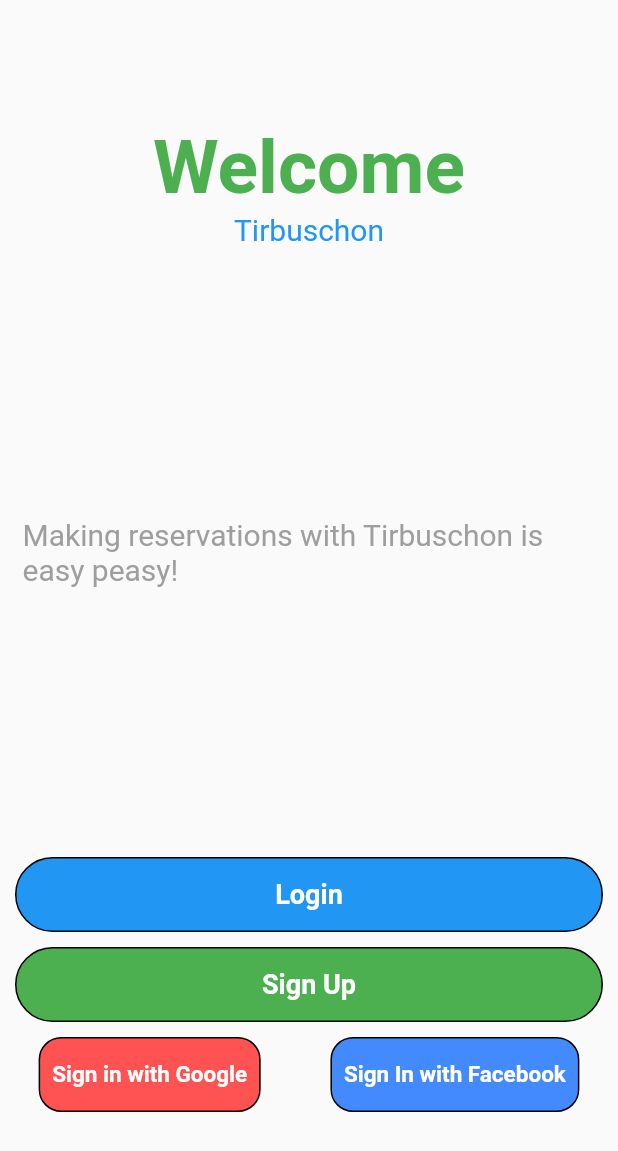
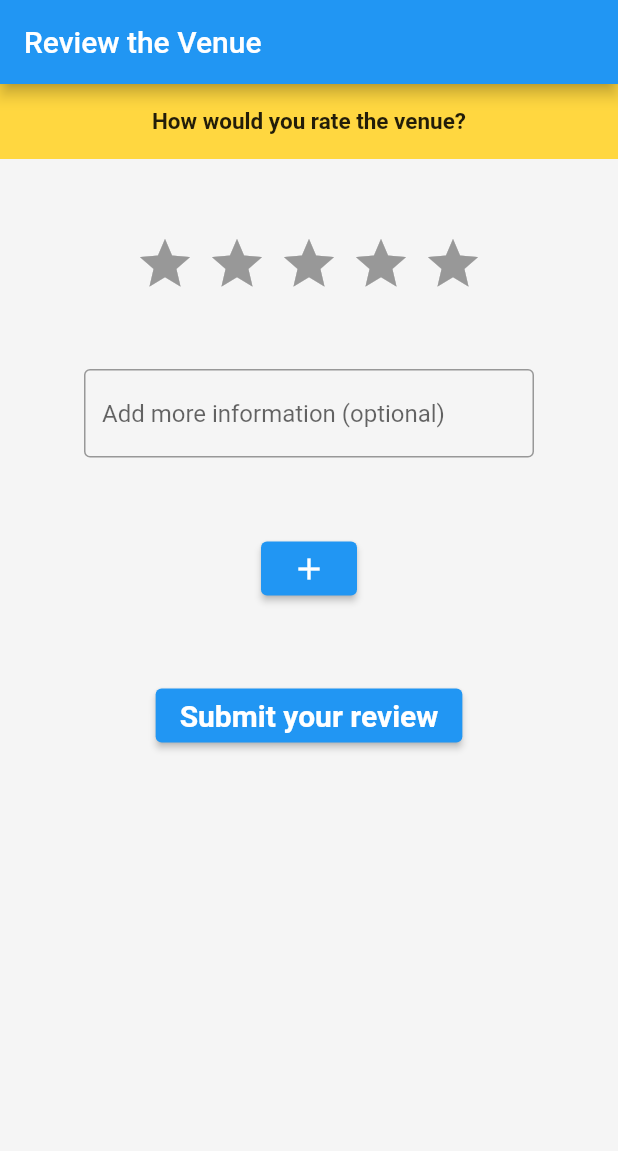
Before and after one commit to selincetiner/Tirbuschon, a Flutter app: the screen it shows after launch, on a phone screen of 412 x 824 dp. Shown: the top 1151 px of the screen. Run offline on Flutter 3.47's test engine with Material 2 defaults, Android fonts, the phone set to English and light mode, and no system bars; drawn by our look-alikes of flutter_rating_bar; missing offline and left inert: dart:ffi.

Commit message:
review parts added

```diff
--- /dev/null
+++ b/lib/Review/reviewVenuePage.dart
@@ -0,0 +1,144 @@
+import 'dart:ffi';
+
+import 'package:flutter/material.dart';
+import 'package:flutter_rating_bar/flutter_rating_bar.dart';
+import 'package:tirbuschon_feng497/Review/reviewPersonnel.dart';
+
+class ReviewVenuePage extends StatefulWidget {
+  const ReviewVenuePage({Key? key}) : super(key: key);
+
+  @override
+  _ReviewVenuePageState createState() => _ReviewVenuePageState();
+}
+
+class _ReviewVenuePageState extends State<ReviewVenuePage> {
+  final links = [
+    'https://cwdaust.com.au/wpress/wp-content/uploads/2015/04/placeholder-restaurant-300x300.png',
+    'https://thumbs.dreamstime.com/z/restaurant-placeholder-vector-icon-symbol-location-isolated-white-background-eps-restaurant-placeholder-vector-icon-symbol-159301081.jpg',
+    'https://cwdaust.com.au/wpress/wp-content/uploads/2015/04/placeholder-restaurant-300x300.png',
+    'https://thumbs.dreamstime.com/z/restaurant-placeholder-vector-icon-symbol-location-isolated-white-background-eps-restaurant-placeholder-vector-icon-symbol-159301081.jpg',
+    'https://cwdaust.com.au/wpress/wp-content/uploads/2015/04/placeholder-restaurant-300x300.png',
+    'https://cwdaust.com.au/wpress/wp-content/uploads/2015/04/placeholder-restaurant-300x300.png',
+    'https://thumbs.dreamstime.com/z/restaurant-placeholder-vector-icon-symbol-location-isolated-white-background-eps-restaurant-placeholder-vector-icon-symbol-159301081.jpg',
+    'https://cwdaust.com.au/wpress/wp-content/uploads/2015/04/placeholder-restaurant-300x300.png',
+    'https://cwdaust.com.au/wpress/wp-content/uploads/2015/04/placeholder-restaurant-300x300.png',
+    'https://thumbs.dreamstime.com/z/restaurant-placeholder-vector-icon-symbol-location-isolated-white-background-eps-restaurant-placeholder-vector-icon-symbol-159301081.jpg',
+    'https://cwdaust.com.au/wpress/wp-content/uploads/2015/04/placeholder-restaurant-300x300.png',
+    'https://cwdaust.com.au/wpress/wp-content/uploads/2015/04/placeholder-restaurant-300x300.png',
+    'https://thumbs.dreamstime.com/z/restaurant-placeholder-vector-icon-symbol-location-isolated-white-background-eps-restaurant-placeholder-vector-icon-symbol-159301081.jpg',
+  ];
+
+  bool photoSelected = false;
+  TextEditingController descriptionController = TextEditingController();
+
+  @override
+  Widget build(BuildContext context) {
+    return Scaffold(
+        appBar: AppBar(
+          title: const Text("Review the Venue"),
+        ),
+        backgroundColor: Colors.grey[100],
+        body: Center(
+          child: Column(
+            children: [
+              Container(
+                  height: 50,
+                  color: Colors.amberAccent,
+                  child: const Align(
+                    alignment: Alignment.center,
+                    child: Text(
+                      "How would you rate the venue?",
+                      style:
+                          TextStyle(fontWeight: FontWeight.bold, fontSize: 15),
+                    ),
+                  )),
+              const SizedBox(height: 50),
+              RatingBar.builder(
+                initialRating: 0,
+                minRating: 0,
+                direction: Axis.horizontal,
+                allowHalfRating: true,
+                itemCount: 5,
+                itemPadding: const EdgeInsets.symmetric(horizontal: 4.0),
+                itemBuilder: (context, _) => const Icon(
+                  Icons.star,
+                  color: Colors.amber,
+                ),
+                onRatingUpdate: (rating) {
+                  print(rating);
+                },
+              ),
+              const SizedBox(height: 50),
+              SizedBox(
+                width: 300,
+                child: TextFormField(
+                  controller: descriptionController,
+                  decoration: const InputDecoration(
+                    border: OutlineInputBorder(),
+                    hintText: "Add more information (optional)",
+                  ),
+                ),
+              ),
+              const SizedBox(height: 50),
+              (!photoSelected
+                  ? (ElevatedButton(
+                      onPressed: () {
+                        setState(() {
+                          photoSelected = true;
+                        });
+                      },
+                      child: const Icon(Icons.add)))
+                  : Expanded(child: _addPhotos())),
+              const SizedBox(height: 50),
+              ElevatedButton(
+                child: const Text(
+                  "Submit your review",
+                  style: TextStyle(fontSize: 20, fontWeight: FontWeight.bold),
+                ),
+                onPressed: () {
+                  Navigator.push(
+                    context,
+                    MaterialPageRoute(
+                      builder: (context) => const ReviewPersonnelPage(),
+                    ),
+                  );
+                },
+              ),
+              const SizedBox(height: 20),
+            ],
+          ),
+        ));
+  }
+
+  Widget _addPhotos() {
+    final photoLinks = [
+      'https://cwdaust.com.au/wpress/wp-content/uploads/2015/04/placeholder-restaurant-300x300.png',
+      'https://thumbs.dreamstime.com/z/restaurant-placeholder-vector-icon-symbol-location-isolated-white-background-eps-restaurant-placeholder-vector-icon-symbol-159301081.jpg',
+      'https://cwdaust.com.au/wpress/wp-content/uploads/2015/04/placeholder-restaurant-300x300.png',
+      'https://thumbs.dreamstime.com/z/restaurant-placeholder-vector-icon-symbol-location-isolated-white-background-eps-restaurant-placeholder-vector-icon-symbol-159301081.jpg',
+      'https://cwdaust.com.au/wpress/wp-content/uploads/2015/04/placeholder-restaurant-300x300.png',
+      'https://cwdaust.com.au/wpress/wp-content/uploads/2015/04/placeholder-restaurant-300x300.png',
+      'https://thumbs.dreamstime.com/z/restaurant-placeholder-vector-icon-symbol-location-isolated-white-background-eps-restaurant-placeholder-vector-icon-symbol-159301081.jpg',
+      'https://cwdaust.com.au/wpress/wp-content/uploads/2015/04/placeholder-restaurant-300x300.png',
+      'https://cwdaust.com.au/wpress/wp-content/uploads/2015/04/placeholder-restaurant-300x300.png',
+      'https://thumbs.dreamstime.com/z/restaurant-placeholder-vector-icon-symbol-location-isolated-white-background-eps-restaurant-placeholder-vector-icon-symbol-159301081.jpg',
+      'https://cwdaust.com.au/wpress/wp-content/uploads/2015/04/placeholder-restaurant-300x300.png',
+      'https://cwdaust.com.au/wpress/wp-content/uploads/2015/04/placeholder-restaurant-300x300.png',
+      'https://thumbs.dreamstime.com/z/restaurant-placeholder-vector-icon-symbol-location-isolated-white-background-eps-restaurant-placeholder-vector-icon-symbol-159301081.jpg',
+    ];
+
+    return GridView.builder(
+      padding: const EdgeInsets.all(10),
+      shrinkWrap: true,
+      gridDelegate: const SliverGridDelegateWithFixedCrossAxisCount(
+        crossAxisCount: 4,
+        crossAxisSpacing: 5.0,
+        mainAxisSpacing: 5.0,
+      ),
+      itemCount: photoLinks.length,
+      itemBuilder: (context, index) {
+        return Image.network(photoLinks[index]);
+      },
+    );
+  }
+}
--- a/lib/main.dart
+++ b/lib/main.dart
@@ -1,5 +1,7 @@
 import 'package:flutter/material.dart';
 import 'package:tirbuschon_feng497/welcomePage.dart';
+import 'package:tirbuschon_feng497/Review/reviewVenuePage.dart';
+import 'package:tirbuschon_feng497/Review/reviewPersonnel.dart';
 
 void main() {
   runApp(const MyApp());
@@ -16,7 +18,7 @@ class MyApp extends StatelessWidget {
       theme: ThemeData(
         primarySwatch: Colors.blue,
       ),
-      home: const WelcomePage(),
+      home: const ReviewVenuePage(),
     );
   }
 }
--- a/pubspec.yaml
+++ b/pubspec.yaml
@@ -34,6 +34,7 @@ dependencies:
   # The following adds the Cupertino Icons font to your application.
   # Use with the CupertinoIcons class for iOS style icons.
   cupertino_icons: ^1.0.2
+  flutter_rating_bar: ^4.0.0
 
 dev_dependencies:
   flutter_test:
```
Also changed, not shown: lib/Auth/signUpPage.dart (+14 -1 lines), lib/Review/reviewPersonnel.dart (added, +82 -0 lines), pubspec.lock.
